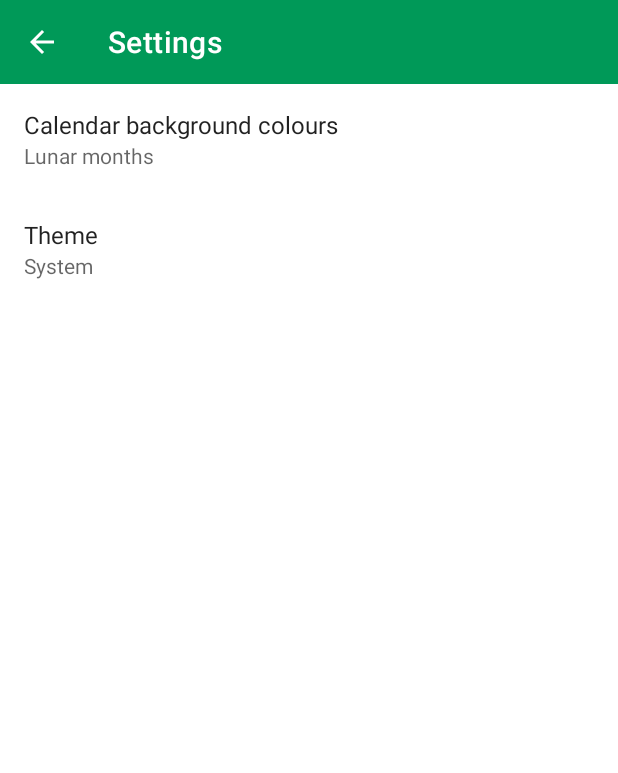
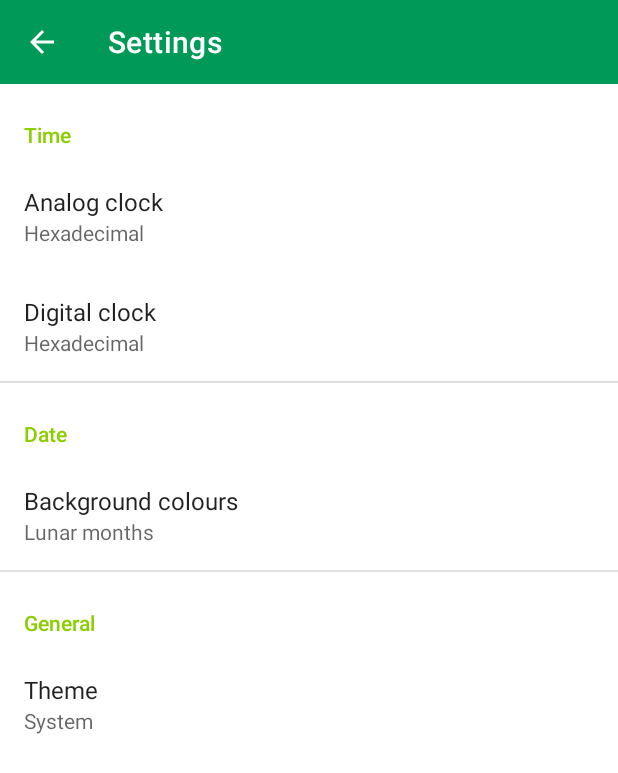
Before and after one commit to Anypodetos/LemCal, an Android app: the SettingsActivity screen opened directly, with no data from a screen before it, on a phone screen of 412 x 824 dp. Shown: the top 773 px of the screen. Run offline under Robolectric (Android 15) with nearby library versions, the phone set to English and light mode, and no system bars; our stand-ins replace androidx.preference.

Commit message:
Add files via upload

```diff
--- a/LemCal/src/main/res/values/arrays.xml
+++ b/LemCal/src/main/res/values/arrays.xml
@@ -35,6 +35,15 @@ Contact: <https://lemizh.conlang.org/home/contact.php>
         <item>Neptunian day</item>
     </string-array>
 
+    <string-array name="numbers_entries">
+        <item>Decimal</item>
+        <item>Hexadecimal</item>
+    </string-array>
+    <string-array name="numbers_values" translatable="false">
+        <item>10</item>
+        <item>16</item>
+    </string-array>
+
     <string-array name="monthColors_entries">
         <item>Lunar months</item>
         <item>Gregorian months</item>
--- a/LemCal/src/main/res/values/strings.xml
+++ b/LemCal/src/main/res/values/strings.xml
@@ -53,7 +53,13 @@ UTC = Coordinated Universal Time</string>
     <string name="unix_template">Unix day %s</string>
 
     <string name="settings">Settings</string>
-    <string name="monthColors_title">Calendar background colours</string>
+    <string name="time_header">Time</string>
+    <string name="analogNumbers_title">Analog clock</string>
+    <string name="digitalNumbers_title">Digital clock</string>
+    <string name="date_header">Date</string>
+    <string name="calendarNumbers_title">Numbers in solar and lunar dates</string>
+    <string name="monthColors_title">Background colours</string>
+    <string name="general_header">General</string>
     <string name="theme_title">Theme</string>
 
     <string name="about">About</string>
@@ -81,13 +87,13 @@ UTC = Coordinated Universal Time</string>
 please <a href="https://lemizh.conlang.org/home/contact.php">contact me</a>.</p>
 
 <h2>GNU General Public License</h2>
-<p>Copyright 2022 Anypodetos (Michael Weber)</p>
+<p>Copyright 2022, 2023 Anypodetos (Michael Weber)</p>
 <p>LemCal is free software: you can redistribute it and/or modify it under the terms of the GNU General Public License as published by
 the Free Software Foundation, either version 3 of the License, or (at your option) any later version.</p>
 <p>LemCal is distributed in the futile hope that it will be useful, but WITHOUT ANY WARRANTY; without even the implied warranty of
 MERCHANTABILITY or FITNESS FOR A PARTICULAR PURPOSE. See the GNU General Public License for more details.</p>
 <p>You should have received a copy of the GNU General Public License along with LemCal.
-If not, see <a href="https://www.gnu.org/licenses/licenses.en.html%23GPL">https://www.gnu.org/licenses/licenses.en.html%23GPL</a>.</p>
+If not, see <a href="https://www.gnu.org/licenses/gpl-3.0-standalone.html">https://www.gnu.org/licenses/gpl-3.0-standalone.html</a>.</p>
 
 <h2>Creative Commons License</h2>
 <p>The <a href="https://commons.wikimedia.org/wiki/File:Simpleicons_Business_calendar-with-a-clock-time-tools.svg">app’s icon</a> is from SimpleIcon.
--- a/LemCal/src/main/res/xml/root_preferences.xml
+++ b/LemCal/src/main/res/xml/root_preferences.xml
@@ -23,6 +23,40 @@ Contact: <https://lemizh.conlang.org/home/contact.php>
         xmlns:app="http://schemas.android.com/apk/res-auto"
         app:iconSpaceReserved="false">
 
+    <PreferenceCategory
+        android:title="@string/time_header"
+        app:iconSpaceReserved="false">
+
+        <ListPreference
+            android:defaultValue="16"
+            android:entries="@array/numbers_entries"
+            android:entryValues="@array/numbers_values"
+            android:key="analogNumbers"
+            android:title="@string/analogNumbers_title"
+            app:iconSpaceReserved="false"
+            app:useSimpleSummaryProvider="true" />
+        <ListPreference
+            android:defaultValue="16"
+            android:entries="@array/numbers_entries"
+            android:entryValues="@array/numbers_values"
+            android:key="digitalNumbers"
+            android:title="@string/digitalNumbers_title"
+            app:iconSpaceReserved="false"
+            app:useSimpleSummaryProvider="true" />
+    </PreferenceCategory>
+    <PreferenceCategory
+        android:title="@string/date_header"
+        app:iconSpaceReserved="false">
+
+        <ListPreference
+            android:defaultValue="10"
+            android:entries="@array/numbers_entries"
+            android:entryValues="@array/numbers_values"
+            android:key="calendarNumbers"
+            android:title="@string/calendarNumbers_title"
+            app:iconSpaceReserved="false"
+            app:isPreferenceVisible="false"
+            app:useSimpleSummaryProvider="true" />
         <ListPreference
             app:defaultValue="LUNAR"
             app:entries="@array/monthColors_entries"
@@ -31,6 +65,11 @@ Contact: <https://lemizh.conlang.org/home/contact.php>
             app:key="monthColors"
             app:title="@string/monthColors_title"
             app:useSimpleSummaryProvider="true" />
+    </PreferenceCategory>
+
+    <PreferenceCategory
+        android:title="@string/general_header"
+        app:iconSpaceReserved="false">
 
         <ListPreference
             app:defaultValue="S"
@@ -40,5 +79,6 @@ Contact: <https://lemizh.conlang.org/home/contact.php>
             app:key="theme"
             app:title="@string/theme_title"
             app:useSimpleSummaryProvider="true" />
+    </PreferenceCategory>
 
 </PreferenceScreen>
```
Lines whose indentation alone changed are shown as unchanged.
